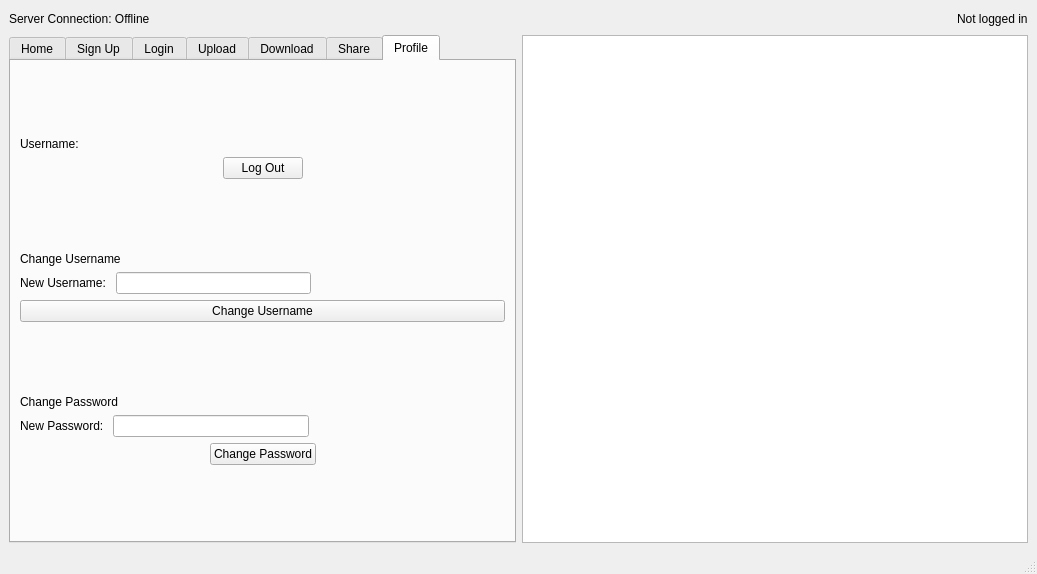
This is fileshareqt/mainwindow.ui in Tomas-Deane/FileShare as Qt 5 draws it before an edit. The edited form follows.
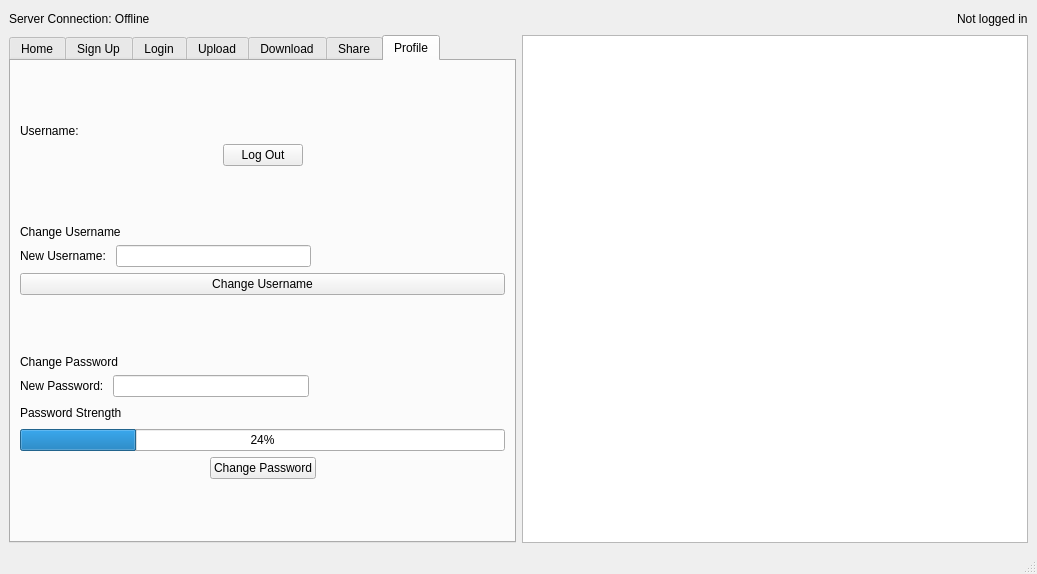
This is the edited form. The open tabs and pages were chosen to show the change. Icons and pictures are not drawn.

Commit message: added widgets for password change strength indicator on profile page

Patch:
```diff
--- a/fileshareqt/mainwindow.ui
+++ b/fileshareqt/mainwindow.ui
@@ -793,6 +793,41 @@
               </item>
              </layout>
             </item>
+            <item>
+             <layout class="QHBoxLayout" name="horizontalLayout_32">
+              <item>
+               <widget class="QLabel" name="passwordStrengthLabel_2">
+                <property name="text">
+                 <string>Password Strength</string>
+                </property>
+               </widget>
+              </item>
+              <item>
+               <spacer name="horizontalSpacer_28">
+                <property name="orientation">
+                 <enum>Qt::Orientation::Horizontal</enum>
+                </property>
+                <property name="sizeHint" stdset="0">
+                 <size>
+                  <width>40</width>
+                  <height>20</height>
+                 </size>
+                </property>
+               </spacer>
+              </item>
+             </layout>
+            </item>
+            <item>
+             <layout class="QHBoxLayout" name="horizontalLayout_33">
+              <item>
+               <widget class="QProgressBar" name="passwordStrengthBar_2">
+                <property name="value">
+                 <number>24</number>
+                </property>
+               </widget>
+              </item>
+             </layout>
+            </item>
             <item>
              <layout class="QHBoxLayout" name="horizontalLayout_4">
               <item>
```
Left out of the diff: 2 changed lines with no effect on the pictures.
